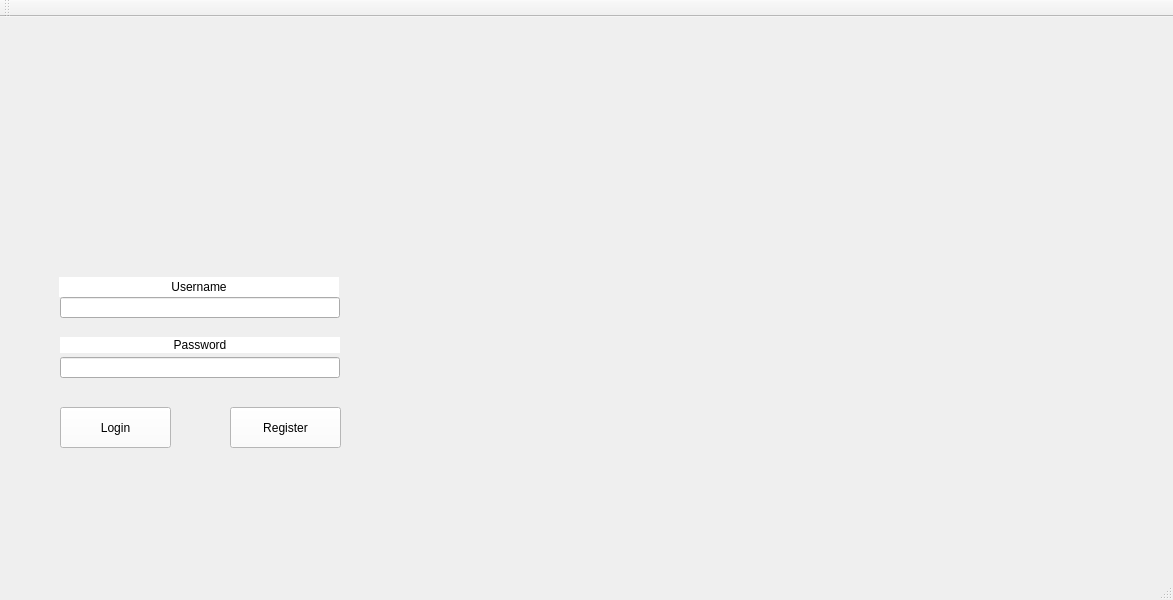
This is Client1/Registration.ui in Paul-Podoleanu/ProjectModernCpp as Qt 5 draws it before an edit. The edited form follows.
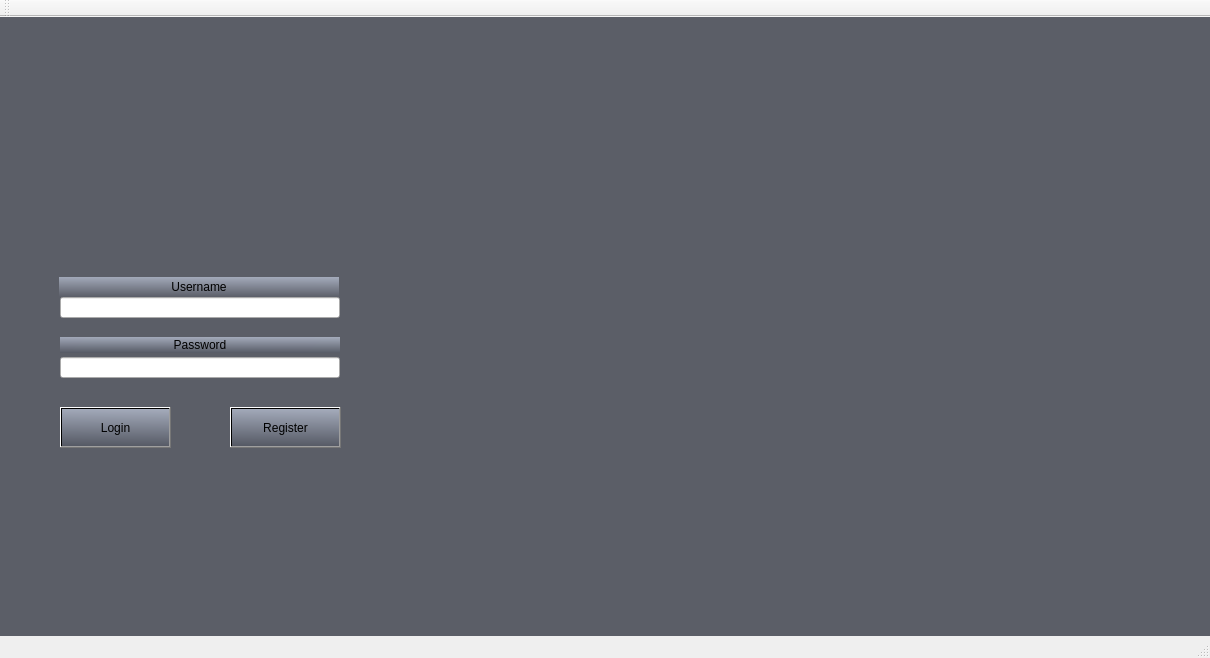
This is the edited form. Icons and pictures are not drawn.

Commit message: Inbunatariri pentru UI, bug fix legat de stylesheet

```diff
--- a/Client1/Registration.ui
+++ b/Client1/Registration.ui
@@ -6,8 +6,8 @@
    <rect>
     <x>0</x>
     <y>0</y>
-    <width>1173</width>
-    <height>600</height>
+    <width>1210</width>
+    <height>658</height>
    </rect>
   </property>
   <property name="windowTitle">
@@ -18,7 +18,9 @@
   </property>
   <widget class="QWidget" name="centralWidget">
    <property name="styleSheet">
-    <string notr="true"/>
+    <string notr="true">background-color: rgb(91, 94, 103);
+background-image: url(:/Poze/Resources/background_gradient.png);
+</string>
    </property>
    <widget class="QLabel" name="label">
     <property name="enabled">
@@ -26,7 +28,7 @@
     </property>
     <property name="geometry">
      <rect>
-      <x>400</x>
+      <x>440</x>
       <y>70</y>
       <width>300</width>
       <height>100</height>
@@ -36,7 +38,8 @@
      <bool>false</bool>
     </property>
     <property name="styleSheet">
-     <string notr="true">image:url(:/Poze/Resources/triviador-logo.png)
+     <string notr="true">image:url(:/Poze/Resources/triviador-logo.png);
+background: none;
 </string>
     </property>
     <property name="text">
@@ -56,7 +59,8 @@
      <bool>false</bool>
     </property>
     <property name="styleSheet">
-     <string notr="true">background-color: rgb(255, 255, 255);</string>
+     <string notr="true">background: none;
+background-color: qlineargradient(spread:reflect, x1:0.474, y1:1, x2:0.504, y2:0, stop:0 rgba(91, 94, 104, 255), stop:1 rgba(163, 170, 186, 255));</string>
     </property>
     <property name="text">
      <string>Username</string>
@@ -74,6 +78,9 @@
       <height>21</height>
      </rect>
     </property>
+    <property name="styleSheet">
+     <string notr="true">background: none;</string>
+    </property>
    </widget>
    <widget class="QLabel" name="Password">
     <property name="geometry">
@@ -88,7 +95,8 @@
      <bool>false</bool>
     </property>
     <property name="styleSheet">
-     <string notr="true">background-color: rgb(255, 255, 255);</string>
+     <string notr="true">background: none;
+background-color: qlineargradient(spread:reflect, x1:0.474, y1:1, x2:0.504, y2:0, stop:0 rgba(86, 90, 101, 255), stop:1 rgba(163, 170, 186, 255));</string>
     </property>
     <property name="text">
      <string>Password</string>
@@ -106,6 +114,9 @@
       <height>21</height>
      </rect>
     </property>
+    <property name="styleSheet">
+     <string notr="true">background: none;</string>
+    </property>
    </widget>
    <widget class="QPushButton" name="Login">
     <property name="geometry">
@@ -120,7 +131,8 @@
      <bool>false</bool>
     </property>
     <property name="styleSheet">
-     <string notr="true">background-color: rgb(255, 255, 255);</string>
+     <string notr="true">background: none;
+background-color: qlineargradient(spread:reflect, x1:0.474, y1:1, x2:0.504, y2:0, stop:0 rgba(86, 90, 101, 255), stop:1 rgba(163, 170, 186, 255));</string>
     </property>
     <property name="text">
      <string>Login</string>
@@ -139,7 +151,8 @@
      <bool>false</bool>
     </property>
     <property name="styleSheet">
-     <string notr="true">background-color: rgb(255, 255, 255);</string>
+     <string notr="true">background: none;
+background-color: qlineargradient(spread:reflect, x1:0.474, y1:1, x2:0.504, y2:0, stop:0 rgba(86, 90, 101, 255), stop:1 rgba(163, 170, 186, 255));</string>
     </property>
     <property name="text">
      <string>Register</string>
```
Left out of the diff: 4 changed lines with no effect on the pictures. The commit also changes 1 other file.
